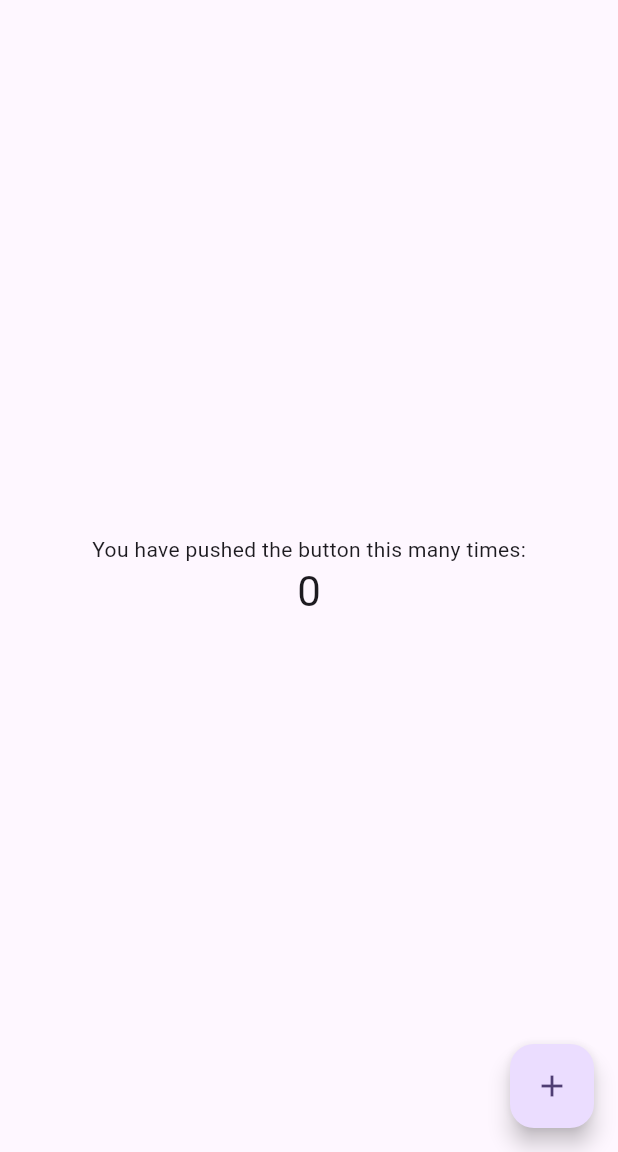
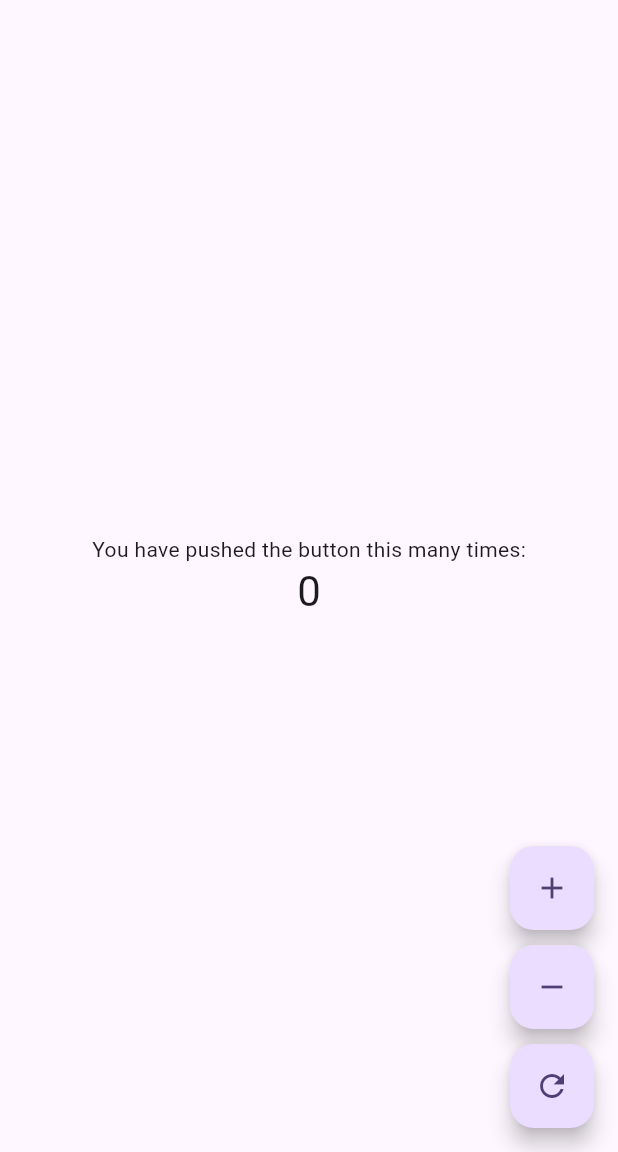
Before and after one commit to codexnoise/flutter_firebase_push, a Flutter app: the screen it shows after launch, on a phone screen of 412 x 824 dp, the part 84-1236 px from its top. Run offline on Flutter 3.47's test engine with Material 3 defaults, Android fonts, the phone set to English and light mode, and no system bars.

Commit message:
feat: added reset and decrement button

```diff
--- a/lib/main.dart
+++ b/lib/main.dart
@@ -68,6 +68,27 @@ class _MyHomePageState extends State<MyHomePage> {
       _counter++;
     });
   }
+  void _decrementCounter() {
+    setState(() {
+      // This call to setState tells the Flutter framework that something has
+      // changed in this State, which causes it to rerun the build method below
+      // so that the display can reflect the updated values. If we changed
+      // _counter without calling setState(), then the build method would not be
+      // called again, and so nothing would appear to happen.
+      _counter--;
+    });
+  }
+
+  void _resetCounter() {
+    setState(() {
+      // This call to setState tells the Flutter framework that something has
+      // changed in this State, which causes it to rerun the build method below
+      // so that the display can reflect the updated values. If we changed
+      // _counter without calling setState(), then the build method would not be
+      // called again, and so nothing would appear to happen.
+      _counter = 0;
+    });
+  }
 
   @override
   Widget build(BuildContext context) {
@@ -116,11 +137,29 @@ class _MyHomePageState extends State<MyHomePage> {
           ],
         ),
       ),
-      floatingActionButton: FloatingActionButton(
-        onPressed: _incrementCounter,
-        tooltip: 'Increment',
-        child: const Icon(Icons.add),
-      ), // This trailing comma makes auto-formatting nicer for build methods.
+      floatingActionButton: Column(
+        mainAxisSize: MainAxisSize.min, // Ensures buttons are centered at the bottom
+        children: [
+          FloatingActionButton(
+            onPressed: _incrementCounter,
+            tooltip: 'Increment',
+            child: const Icon(Icons.add),
+          ),
+          const SizedBox(height: 10), // Spacing between buttons
+          FloatingActionButton(
+            onPressed: _decrementCounter,
+            tooltip: 'Decrement',
+            child: const Icon(Icons.remove),
+          ),
+          const SizedBox(height: 10), // Spacing between buttons
+          FloatingActionButton(
+            onPressed: _resetCounter,
+            tooltip: 'Reset',
+            child: const Icon(Icons.refresh),
+          ),
+        ],
+      ),
+      // This trailing comma makes auto-formatting nicer for build methods.
     );
   }
 }
```
